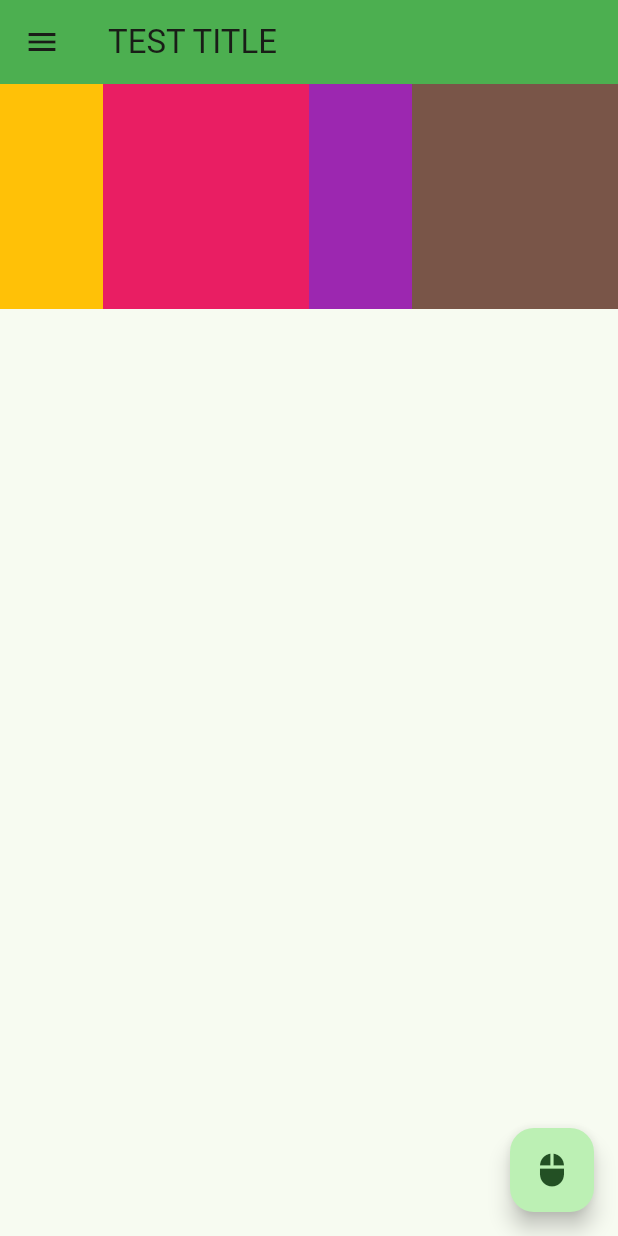
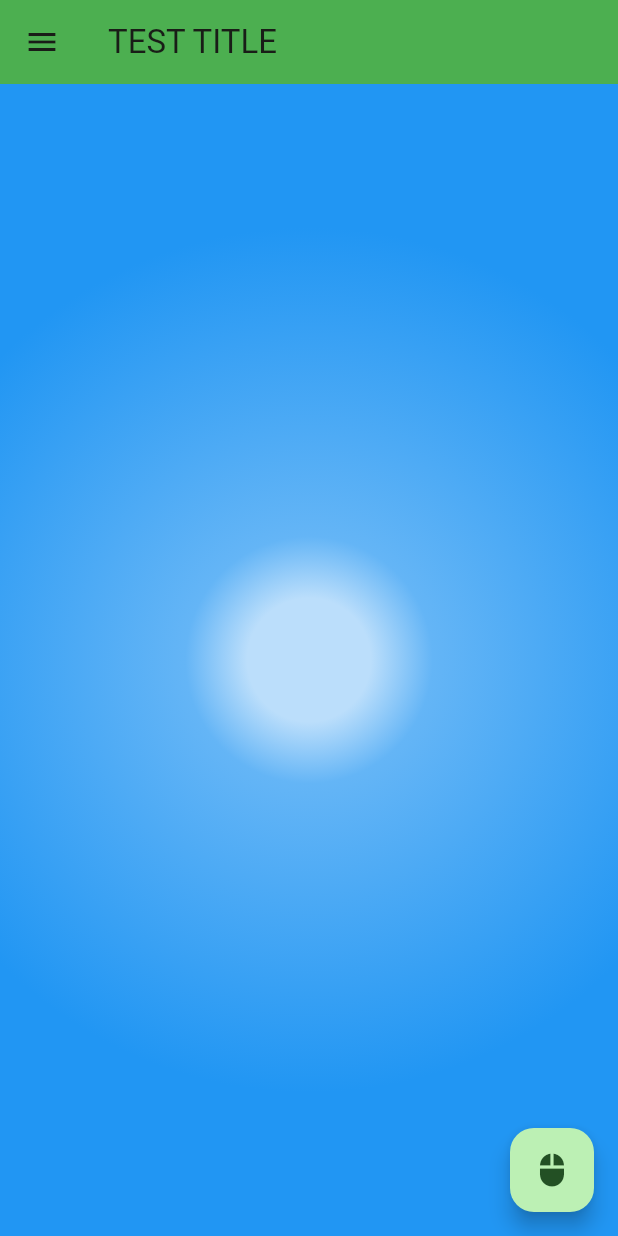
Before and after one commit to llilliililli/fluuterStudy, a Flutter app: the screen it shows after launch, on a phone screen of 412 x 824 dp. Run offline on Flutter 3.47's test engine with Material 3 defaults, Android fonts, the phone set to English and light mode, and no system bars.

Commit message:
flutter 13강 - 그라데이션 적용하기

```diff
--- a/lib/main.dart
+++ b/lib/main.dart
@@ -549,50 +549,79 @@ class _MyHomePageState extends State<MyHomePage> {
       //   ),
       // ),
 
-      Container( //part13 반응형으로 만들기
-        child: Row(children: [
-           // Container( // MediaQuery 사용하여, 비율나누기
-          //   width: MediaQuery.of(context).size.width/2,
-          //   height: 150,
-          //   color: Colors.blue,
-          // ),
-          //  Container(
-          //   width: MediaQuery.of(context).size.width/2,
-          //   height: 150,
-          //   color: Colors.red,
+      // Container( //part13 반응형으로 만들기
+      //   child: Row(children: [
+      //      // Container( // MediaQuery 사용하여, 비율나누기
+      //     //   width: MediaQuery.of(context).size.width/2,
+      //     //   height: 150,
+      //     //   color: Colors.blue,
+      //     // ),
+      //     //  Container(
+      //     //   width: MediaQuery.of(context).size.width/2,
+      //     //   height: 150,
+      //     //   color: Colors.red,
+      //     // )
+
+      //     Flexible( // 반응형 Flexible
+      //       flex: 1, //비율 지정
+      //       child: Container(
+      //         height: 150,
+      //         color: Colors.amber,
+      //       ),
+      //     ),
+      //     Flexible(
+      //       flex: 2, //비율 지정
+      //       child: Container(
+      //         height: 150,
+      //         color: Colors.pink,
+      //       ),
+      //     ),
+
+      //     Expanded( // 반응형 Expended
+      //       flex: 1, //비율 지정
+      //       child: Container(
+      //         height: 150,
+      //         color: Colors.purple,
+      //       ),
+      //     ),
+      //     Expanded(
+      //       flex: 2, //비율 지정
+      //       child: Container(
+      //         height: 150,
+      //         color: Colors.brown,
+      //       ),
+      //     ),
+      //   ],),
+      //   ),
+
+      Container( //part14 그라데이션 적용하기
+        width: MediaQuery.of(context).size.width,
+        height: MediaQuery.of(context).size.height,
+        // color: Colors.blue,
+        decoration: BoxDecoration(
+          gradient:
+          // LinearGradient(
+          //   colors: [
+          //     Colors.blue[100] as Color,
+          //     Colors.blue[300] as Color,
+          //     Colors.blue[500] as Color,
+          //   ],
+          // begin: Alignment.bottomCenter,
+          // end: Alignment.topCenter,
+          // stops: const [0.1,0.2,0.7] // 그라데이션 비율
           // )
-
-          Flexible( // 반응형 Flexible
-            flex: 1, //비율 지정
-            child: Container(
-              height: 150,
-              color: Colors.amber,
-            ),
-          ),
-          Flexible(
-            flex: 2, //비율 지정
-            child: Container(
-              height: 150,
-              color: Colors.pink,
-            ),
-          ),
-
-          Expanded( // 반응형 Expended
-            flex: 1, //비율 지정
-            child: Container(
-              height: 150,
-              color: Colors.purple,
-            ),
-          ),
-          Expanded(
-            flex: 2, //비율 지정
-            child: Container(
-              height: 150,
-              color: Colors.brown,
-            ),
-          ),
-        ],),
+           RadialGradient(
+            center: Alignment.center,
+            colors: [
+              Colors.blue[100] as Color,
+              Colors.blue[300] as Color,
+              Colors.blue[500] as Color,
+            ],
+          stops: const [0.1,0.2,0.7], // 그라데이션 비율
+          radius: 1.0 // 반지름 키우기
+          )
         ),
+      ),
 
       floatingActionButton: FloatingActionButton( // 플로팅버튼
         onPressed: () => print("clicked"),
```
